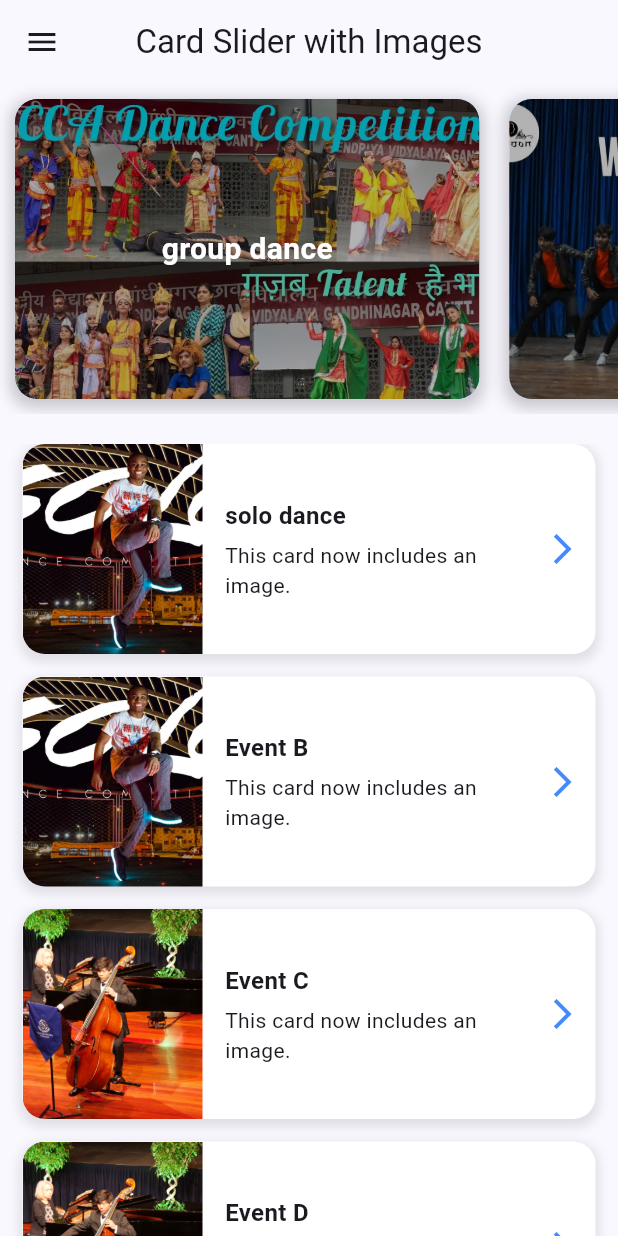
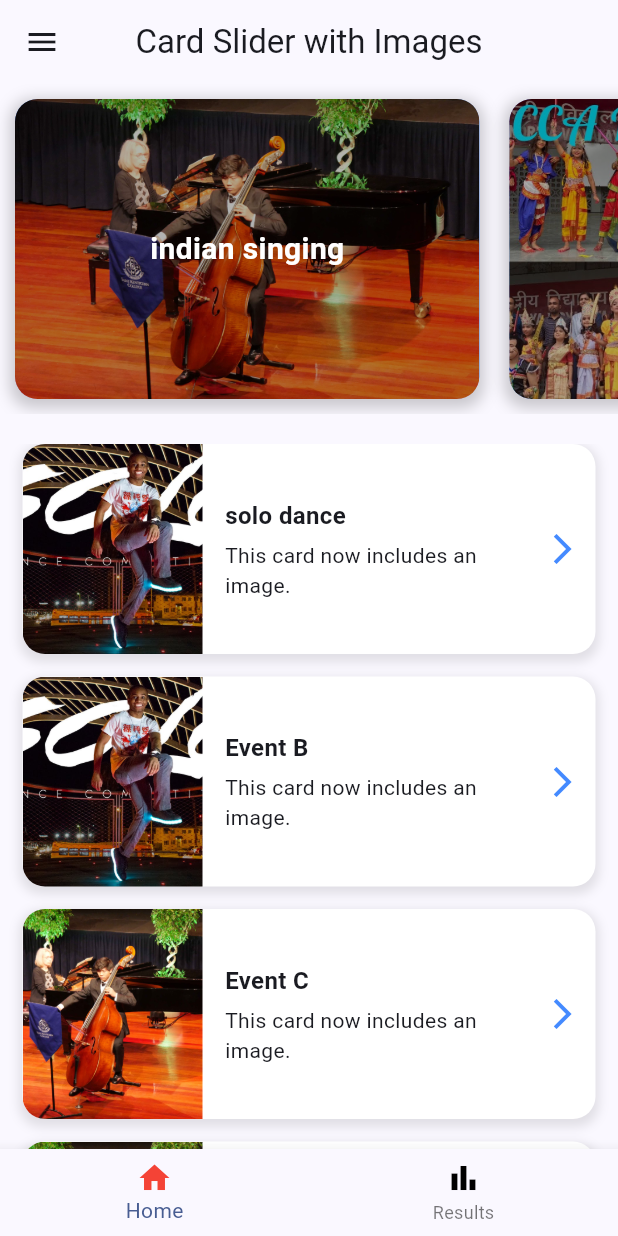
Before and after one commit to THExKIDD/pcte_event_management, a Flutter app: the screen it shows after launch, on a phone screen of 412 x 824 dp. Run offline on Flutter 3.47's test engine with Material 3 defaults, Android fonts, the phone set to English and light mode, and no system bars; our stand-ins replace dio, flutter_dotenv, flutter_secure_storage.

Commit message:
added bottomNav Bar and merged everybody's changes

```diff
--- a/lib/main_app.dart
+++ b/lib/main_app.dart
@@ -29,7 +29,7 @@ class MainApp extends StatelessWidget {
           ),
         ),
 
-        home: HomeScreen(),
+        home: SplashScreen(),
       ),
     );
   }
--- /dev/null
+++ b/lib/ui/bottomNavBar.dart
@@ -0,0 +1,74 @@
+
+import 'package:flutter/material.dart';
+import 'package:pcte_event_management/ui/home.dart';
+import 'package:pcte_event_management/ui/result.dart';
+
+
+
+
+class BottomNavBar extends StatefulWidget {
+  const BottomNavBar({super.key});
+
+  @override
+  _BottomNavBarState createState() => _BottomNavBarState();
+}
+
+class _BottomNavBarState extends State<BottomNavBar> {
+  int _selectedIndex = 0;
+
+  // Create a PageController for the horizontal scroll effect
+  PageController _pageController = PageController();
+
+  // Function to change page based on BottomNavigationBar selection
+  void _onItemTapped(int index) {
+    setState(() {
+      _selectedIndex = index;
+    });
+    _pageController.jumpToPage(index); // Navigate to the selected page
+  }
+
+  @override
+  Widget build(BuildContext context) {
+    return Scaffold(
+
+      body: PageView(
+        controller: _pageController,
+        onPageChanged: (index) {
+          setState(() {
+            _selectedIndex = index;
+          });
+        },
+        children: [
+         HomeScreen(),
+          ResultScreen(),
+        ],
+      ),
+      bottomNavigationBar: BottomNavigationBar(
+        currentIndex: _selectedIndex,
+        onTap: _onItemTapped,
+        items: [
+          BottomNavigationBarItem(
+            icon: _selectedIndex==0
+                ?
+            Icon(Icons.home ,  color: Colors.red)
+                :
+            Icon(Icons.home ,  color: Colors.black),
+            label: 'Home',
+          ),
+          BottomNavigationBarItem(
+            icon: _selectedIndex==1
+                ?
+            Icon(Icons.bar_chart ,  color: Colors.red)
+                :
+            Icon(Icons.bar_chart ,  color: Colors.black),
+            label: 'Results',
+          ),
+
+        ],
+      ),
+    );
+  }
+
+
+
+}
--- a/lib/ui/splashScreen.dart
+++ b/lib/ui/splashScreen.dart
@@ -1,6 +1,7 @@
 import 'dart:async';
 
 import 'package:flutter/material.dart';
+import 'package:pcte_event_management/ui/bottomNavBar.dart';
 import 'package:pcte_event_management/ui/home.dart';
 import 'package:pcte_event_management/ui/login.dart';
 
@@ -33,7 +34,7 @@ class _SplashScreenState extends State<SplashScreen>
 
     Timer(Duration(seconds: 3), () {
       Navigator.of(context).pushReplacement(
-        MaterialPageRoute(builder: (context) => Login()),
+        MaterialPageRoute(builder: (context) => BottomNavBar()),
       );
     });
   }
```
Also changed, not shown: lib/ui/home.dart (+4 -4 lines), lib/ui/login.dart (+12 -6 lines).
